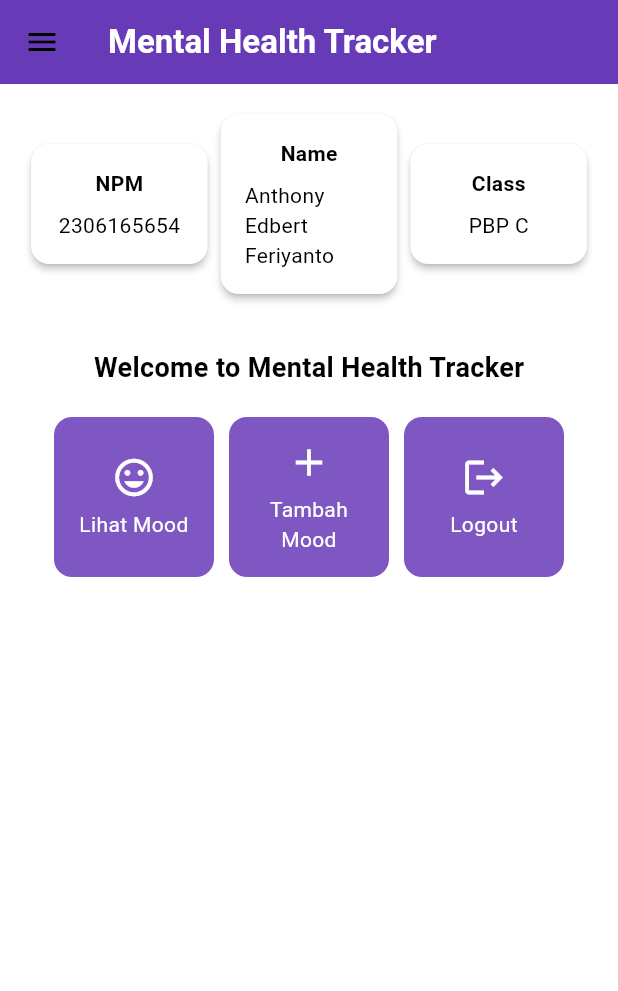
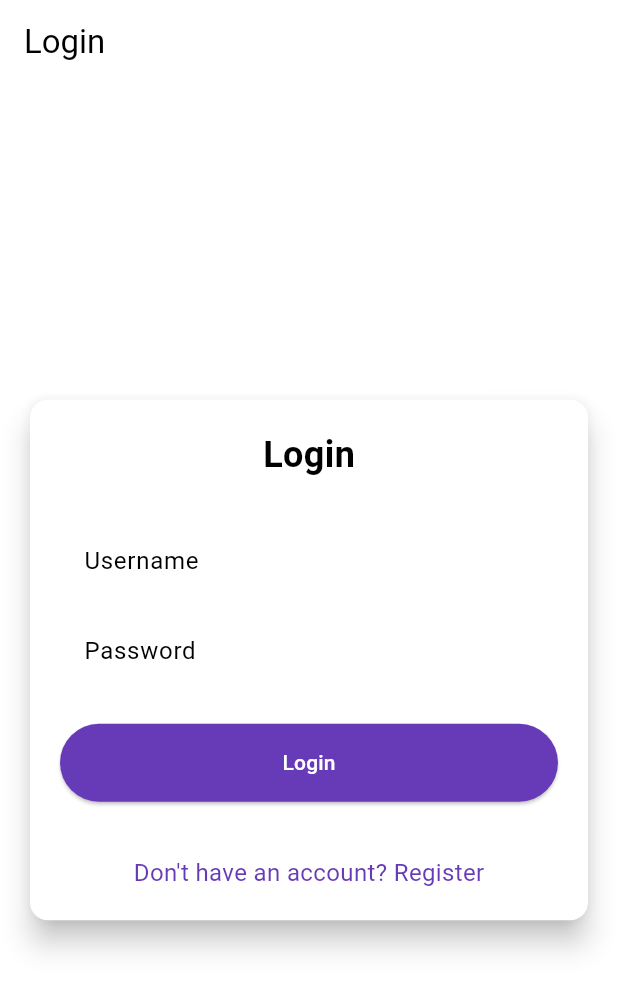
Before and after one commit to anthef/mental-health-tracker-mobile, a Flutter app: the screen it shows after launch, on a phone screen of 412 x 824 dp. Shown: the top 991 px of the screen. Run offline on Flutter 3.47's test engine with Material 3 defaults, Android fonts, the phone set to English and light mode, and no system bars; missing offline and left inert: pbp_django_auth.

Commit message:
tutorial 8 selesai

```diff
--- a/lib/main.dart
+++ b/lib/main.dart
@@ -1,5 +1,7 @@
 import 'package:flutter/material.dart';
-import 'package:mental_health_tracker/screens/menu.dart';
+import 'package:pbp_django_auth/pbp_django_auth.dart';
+import 'package:provider/provider.dart';
+import 'package:mental_health_tracker/screens/login.dart';
 
 void main() {
   runApp(const MyApp());
@@ -7,15 +9,24 @@ void main() {
 
 class MyApp extends StatelessWidget {
   const MyApp({super.key});
+
   @override
   Widget build(BuildContext context) {
-    return MaterialApp(
-      title: 'Flutter Demo',
-      theme: ThemeData(
-    colorScheme: ColorScheme.fromSwatch(primarySwatch: Colors.deepPurple,).copyWith(secondary: Colors.deepPurple[400]),
-        useMaterial3: true,
+    return Provider(
+      create: (_) {
+        CookieRequest request = CookieRequest();
+        return request;
+      },
+      child: MaterialApp(
+        title: 'Mental Health Tracker',
+        theme: ThemeData(
+          useMaterial3: true,
+          colorScheme: ColorScheme.fromSwatch(
+            primarySwatch: Colors.deepPurple,
+          ).copyWith(secondary: Colors.deepPurple[400]),
+        ),
+        home: const LoginPage(),
       ),
-      home: MyHomePage(),
     );
   }
 }
--- /dev/null
+++ b/lib/screens/login.dart
@@ -0,0 +1,176 @@
+import 'package:mental_health_tracker/screens/menu.dart';
+import 'package:flutter/material.dart';
+import 'package:pbp_django_auth/pbp_django_auth.dart';
+import 'package:provider/provider.dart';
+import 'package:mental_health_tracker/screens/register.dart';
+
+void main() {
+  runApp(const LoginApp());
+}
+
+class LoginApp extends StatelessWidget {
+  const LoginApp({super.key});
+
+  @override
+  Widget build(BuildContext context) {
+    return MaterialApp(
+      title: 'Login',
+      theme: ThemeData(
+        useMaterial3: true,
+        colorScheme: ColorScheme.fromSwatch(
+          primarySwatch: Colors.deepPurple,
+        ).copyWith(secondary: Colors.deepPurple[400]),
+      ),
+      home: const LoginPage(),
+    );
+  }
+}
+
+class LoginPage extends StatefulWidget {
+  const LoginPage({super.key});
+
+  @override
+  State<LoginPage> createState() => _LoginPageState();
+}
+
+class _LoginPageState extends State<LoginPage> {
+  final TextEditingController _usernameController = TextEditingController();
+  final TextEditingController _passwordController = TextEditingController();
+
+  @override
+  Widget build(BuildContext context) {
+    final request = context.watch<CookieRequest>();
+
+    return Scaffold(
+      appBar: AppBar(
+        title: const Text('Login'),
+      ),
+      body: Center(
+        child: SingleChildScrollView(
+          padding: const EdgeInsets.all(16.0),
+          child: Card(
+            elevation: 8,
+            shape: RoundedRectangleBorder(
+              borderRadius: BorderRadius.circular(12.0),
+            ),
+            child: Padding(
+              padding: const EdgeInsets.all(20.0),
+              child: Column(
+                mainAxisSize: MainAxisSize.min,
+                children: [
+                  const Text(
+                    'Login',
+                    style: TextStyle(
+                      fontSize: 24.0,
+                      fontWeight: FontWeight.bold,
+                    ),
+                  ),
+                  const SizedBox(height: 30.0),
+                  TextField(
+                    controller: _usernameController,
+                    decoration: const InputDecoration(
+                      labelText: 'Username',
+                      hintText: 'Enter your username',
+                      border: OutlineInputBorder(
+                        borderRadius: BorderRadius.all(Radius.circular(12.0)),
+                      ),
+                      contentPadding:
+                          EdgeInsets.symmetric(horizontal: 12.0, vertical: 8.0),
+                    ),
+                  ),
+                  const SizedBox(height: 12.0),
+                  TextField(
+                    controller: _passwordController,
+                    decoration: const InputDecoration(
+                      labelText: 'Password',
+                      hintText: 'Enter your password',
+                      border: OutlineInputBorder(
+                        borderRadius: BorderRadius.all(Radius.circular(12.0)),
+                      ),
+                      contentPadding:
+                          EdgeInsets.symmetric(horizontal: 12.0, vertical: 8.0),
+                    ),
+                    obscureText: true,
+                  ),
+                  const SizedBox(height: 24.0),
+                  ElevatedButton(
+                    onPressed: () async {
+                      String username = _usernameController.text;
+                      String password = _passwordController.text;
+                      final response = await request
+                          .login("http://127.0.0.1:8000/auth/login/", {
+                        'username': username,
+                        'password': password,
+                      });
+
+                      if (request.loggedIn) {
+                        String message = response['message'];
+                        String uname = response['username'];
+                        if (context.mounted) {
+                          Navigator.pushReplacement(
+                            context,
+                            MaterialPageRoute(
+                                builder: (context) => MyHomePage()),
+                          );
+                          ScaffoldMessenger.of(context)
+                            ..hideCurrentSnackBar()
+                            ..showSnackBar(
+                              SnackBar(
+                                  content:
+                                      Text("$message Selamat datang, $uname.")),
+                            );
+                        }
+                      } else {
+                        if (context.mounted) {
+                          showDialog(
+                            context: context,
+                            builder: (context) => AlertDialog(
+                              title: const Text('Login Gagal'),
+                              content: Text(response['message']),
+                              actions: [
+                                TextButton(
+                                  child: const Text('OK'),
+                                  onPressed: () {
+                                    Navigator.pop(context);
+                                  },
+                                ),
+                              ],
+                            ),
+                          );
+                        }
+                      }
+                    },
+                    style: ElevatedButton.styleFrom(
+                      foregroundColor: Colors.white,
+                      minimumSize: Size(double.infinity, 50),
+                      backgroundColor: Theme.of(context).colorScheme.primary,
+                      padding: const EdgeInsets.symmetric(vertical: 16.0),
+                    ),
+                    child: const Text('Login'),
+                  ),
+                  const SizedBox(height: 36.0),
+                  GestureDetector(
+                    onTap: () {
+                      Navigator.push(
+                        context,
+                        MaterialPageRoute(
+                            builder: (context) => const RegisterPage()),
+                      );
+                    },
+                    child: Text(
+                      'Don\'t have an account? Register',
+                      style: TextStyle(
+                        color: Theme.of(context).colorScheme.primary,
+                        fontSize: 16.0,
+                      ),
+                    ),
+                  ),
+                ],
+              ),
+            ),
+          ),
+        ),
+      ),
+    );
+  }
+}
--- a/pubspec.yaml
+++ b/pubspec.yaml
@@ -35,6 +35,9 @@ dependencies:
   # The following adds the Cupertino Icons font to your application.
   # Use with the CupertinoIcons class for iOS style icons.
   cupertino_icons: ^1.0.8
+  provider: ^6.1.2
+  pbp_django_auth: ^0.4.0
+  http: ^1.2.2
 
 dev_dependencies:
   flutter_test:
```
Also changed, not shown: lib/models/mood_entry.dart (added, +68 -0 lines), lib/screens/list_moodentry.dart (added, +89 -0 lines), lib/screens/moodentry_form.dart (+33 -32 lines), lib/screens/register.dart (added, +161 -0 lines), lib/widgets/left_drawer.dart (+12 -0 lines), lib/widgets/mood_card.dart (+33 -4 lines), lib/screens/menu.dart (line endings or trailing spaces), pubspec.lock, 2 other files.
